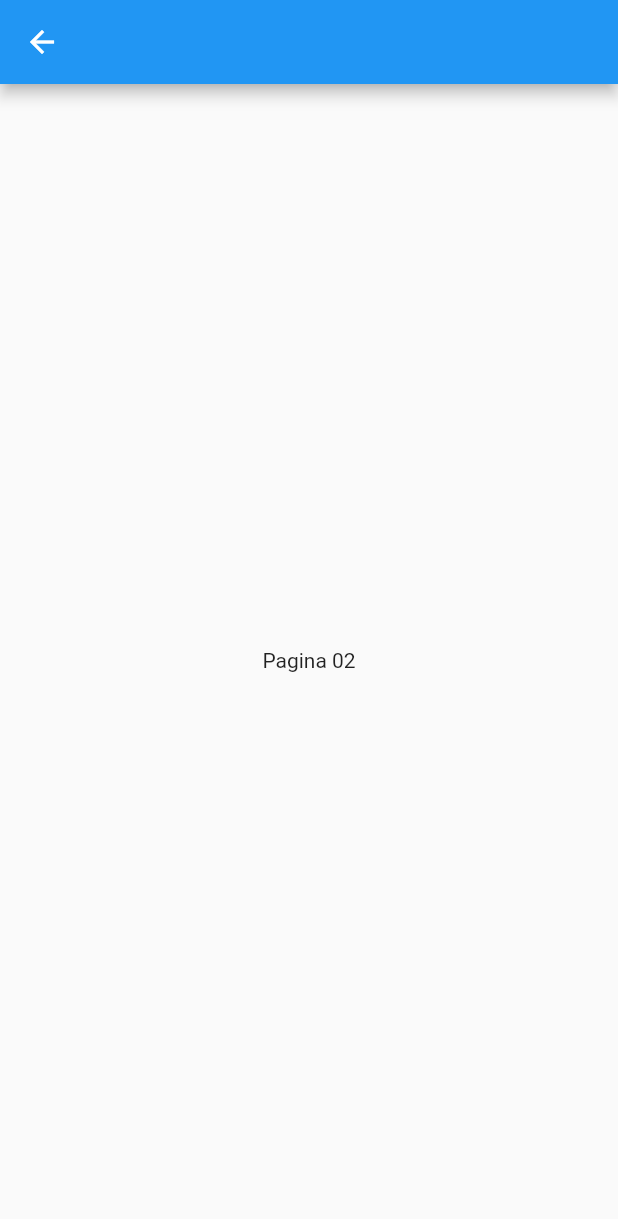
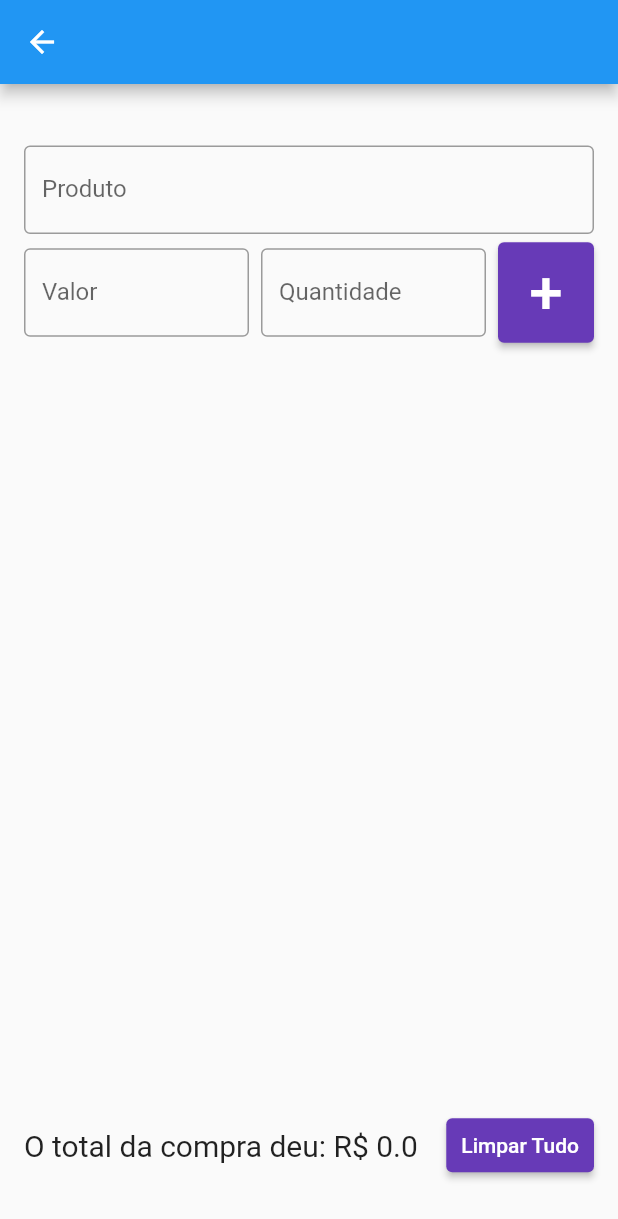
Before and after one commit to Luiz-Faitn/churrascaria, a Flutter app: the screen it shows after launch, after a tap on "Entrar", on a phone screen of 412 x 824 dp. Shown: the top 1219 px of the screen. Run offline on Flutter 3.47's test engine with Material 2 defaults, Android fonts, the phone set to English and light mode, and no system bars; our stand-ins replace flutter_slidable; missing offline and left inert: dart:js.

Commit message:
Criado primeira e segunda tela.

```diff
--- a/lib/main.dart
+++ b/lib/main.dart
@@ -1,5 +1,7 @@
 import 'dart:js';
 
+import 'package:churrascaria/pages/churrascaria_page01.dart';
+import 'package:churrascaria/pages/churrascaria_page02.dart';
 import 'package:flutter/cupertino.dart';
 import 'package:flutter/material.dart';
 
@@ -12,70 +14,9 @@ class MyApp extends StatelessWidget {
 
   @override
   Widget build(BuildContext context) {
-    return const MaterialApp(
+    return MaterialApp(
       debugShowCheckedModeBanner: false,
       home: Page1(),
     );
   }
 }
-
-class Page1 extends StatelessWidget {
-  const Page1({Key? key}) : super(key: key);
-
-  @override
-  Widget build(BuildContext context) {
-    return Scaffold(
-      appBar: AppBar(),
-      body: Container(
-        decoration: const BoxDecoration(
-          image: DecorationImage(
-            image: AssetImage('assets/imagens/background.jpg'),
-            fit: BoxFit.fitWidth
-          ),
-        ),
-        child: Center(
-          child: Column(
-            mainAxisAlignment: MainAxisAlignment.end,
-            children: [
-              ElevatedButton(
-                onPressed: () {
-                  Navigator.of(context).push(_createRoute());
-                },
-                style: ElevatedButton.styleFrom(
-                  fixedSize: const Size(200, 50)
-                ),
-                child: const Text('Entrar'),
-              ),
-              const SizedBox(
-                height: 80,
-              )
-            ],
-          ),
-        ),
-      ),
-    );
-  }
-}
-
-class Page2 extends StatelessWidget {
-  const Page2({Key? key}) : super(key: key);
-
-  @override
-  Widget build(BuildContext context) {
-    return Scaffold(
-      appBar: AppBar(),
-      body: const Center(
-        child: Text('Pagina 02'),
-      ),
-    );
-  }
-}
-
-Route _createRoute() {
-  return PageRouteBuilder(
-    pageBuilder: (context, animation, secondaryAnimation) => const Page2(),
-    transitionsBuilder: (context, animation, secondaryAnimation, child) {
-      return child;
-    },
-  );
-}
--- /dev/null
+++ b/lib/model/churrascaria.dart
@@ -0,0 +1,9 @@
+class ChurrascoProduto {
+  String id;
+  String nomeProduto;
+  String valorProduto;
+  String qtdeProduto;
+
+  ChurrascoProduto(
+      this.id, this.nomeProduto, this.valorProduto, this.qtdeProduto);
+}
--- /dev/null
+++ b/lib/pages/churrascaria_page01.dart
@@ -0,0 +1,49 @@
+import 'package:churrascaria/pages/churrascaria_page02.dart';
+import 'package:flutter/cupertino.dart';
+import 'package:flutter/material.dart';
+import 'package:flutter/src/foundation/key.dart';
+import 'package:flutter/src/widgets/framework.dart';
+
+class Page1 extends StatelessWidget {
+  const Page1({Key? key}) : super(key: key);
+
+  @override
+  Widget build(BuildContext context) {
+    return Scaffold(
+      appBar: AppBar(),
+      body: Container(
+        decoration: const BoxDecoration(
+          image: DecorationImage(
+              image: AssetImage('assets/imagens/background.jpg'),
+              fit: BoxFit.fitWidth),
+        ),
+        child: Center(
+          child: Column(
+            mainAxisAlignment: MainAxisAlignment.end,
+            children: [
+              ElevatedButton(
+                onPressed: () {
+                  Navigator.of(context).push(_createRoute());
+                },
+                style: ElevatedButton.styleFrom(fixedSize: const Size(200, 50)),
+                child: const Text('Entrar'),
+              ),
+              const SizedBox(
+                height: 80,
+              )
+            ],
+          ),
+        ),
+      ),
+    );
+  }
+}
+
+Route _createRoute() {
+  return PageRouteBuilder(
+    pageBuilder: (context, animation, secondaryAnimation) => Page2(),
+    transitionsBuilder: (context, animation, secondaryAnimation, child) {
+      return child;
+    },
+  );
+}
--- /dev/null
+++ b/lib/pages/churrascaria_page02.dart
@@ -0,0 +1,202 @@
+import 'package:churrascaria/model/churrascaria.dart';
+import 'package:churrascaria/widgets/churrascaria_list_item.dart';
+import 'package:flutter/cupertino.dart';
+import 'package:flutter/material.dart';
+import 'package:flutter/services.dart';
+
+class Page2 extends StatefulWidget {
+  Page2({Key? key}) : super(key: key);
+
+  @override
+  State<Page2> createState() => _Page2State();
+}
+
+class _Page2State extends State<Page2> {
+  List<String> valores = [];
+  List<String> qtdes = [];
+
+  List<ChurrascoProduto> churrascoProdutos = [];
+  double precoTotal = 0;
+
+  final TextEditingController produtoController = TextEditingController();
+  final TextEditingController valorController = TextEditingController();
+  final TextEditingController qtdeController = TextEditingController();
+
+  final _formKey = GlobalKey<FormState>();
+
+  void adicionar() {
+    if (_formKey.currentState!.validate()) {
+      String text = produtoController.text;
+      String text2 = valorController.text;
+      String text3 = qtdeController.text;
+      var newChurrascoProduto = ChurrascoProduto(
+          DateTime.now().toIso8601String(), text, text2, text3);
+      int qtde = int.tryParse(text3) != null ? int.parse(text3) : 0;
+      double valor = double.tryParse(text2) != null ? double.parse(text2) : 0;
+      var precoFinal = qtde * valor;
+      setState(() {
+        churrascoProdutos.add(newChurrascoProduto);
+        precoTotal += precoFinal;
+      });
+      produtoController.clear();
+      valorController.clear();
+      qtdeController.clear();
+    }
+  }
+
+  String? validateIsEmpty(String? formValue, String errorMsg) {
+    if (formValue == null || formValue.isEmpty) {
+      return errorMsg;
+    }
+    return null;
+  }
+
+  void onDelete(ChurrascoProduto produtoToDelete) {
+    setState(() {
+      churrascoProdutos
+          .removeWhere((element) => element.id == produtoToDelete.id);
+    });
+  }
+
+  void limparTudo() {
+    setState(() {
+      churrascoProdutos = [];
+      precoTotal = 0;
+    });
+  }
+
+  @override
+  Widget build(BuildContext context) {
+    return SafeArea(
+      child: Scaffold(
+        appBar: AppBar(),
+        body: Center(
+          child: Padding(
+            padding: const EdgeInsets.all(16.0),
+            child: Column(
+              mainAxisSize: MainAxisSize.min,
+              children: [
+                Form(
+                  key: _formKey,
+                  child: Column(
+                    children: [
+                      Row(
+                        children: [
+                          Expanded(
+                            child: TextFormField(
+                              controller: produtoController,
+                              validator: (value) {
+                                return validateIsEmpty(
+                                    value, "Adicione um produto!");
+                              },
+                              decoration: const InputDecoration(
+                                  border: OutlineInputBorder(),
+                                  labelText: "Produto",
+                                  hintText: "Ex.: Cerveja"),
+                            ),
+                          ),
+                          const SizedBox(height: 70),
+                        ],
+                      ),
+                      Row(
+                        children: [
+                          Expanded(
+                            child: TextFormField(
+                              controller: valorController,
+                              keyboardType:
+                                  const TextInputType.numberWithOptions(
+                                      decimal: true),
+                              inputFormatters: [
+                                FilteringTextInputFormatter.allow(
+                                    RegExp(r'^\d*.?\d{0,2}')),
+                              ],
+                              validator: (value) {
+                                return validateIsEmpty(
+                                    value, "Adicione um valor!");
+                              },
+                              decoration: const InputDecoration(
+                                  border: OutlineInputBorder(),
+                                  labelText: "Valor",
+                                  hintText: "Ex.: R\$1.99"),
+                            ),
+                          ),
+                          const SizedBox(width: 8),
+                          Expanded(
+                            child: TextFormField(
+                              controller: qtdeController,
+                              keyboardType:
+                                  const TextInputType.numberWithOptions(
+                                      decimal: true),
+                              inputFormatters: <TextInputFormatter>[
+                                FilteringTextInputFormatter.digitsOnly
+                              ],
+                              validator: (value) {
+                                return validateIsEmpty(
+                                    value, "Adicione uma quantidade!");
+                              },
+                              decoration: const InputDecoration(
+                                  border: OutlineInputBorder(),
+                                  labelText: "Quantidade",
+                                  hintText: "Ex.: 5"),
+                            ),
+                          ),
+                          const SizedBox(width: 8),
+                          ElevatedButton(
+                            onPressed: adicionar,
+                            style: ElevatedButton.styleFrom(
+                              primary: Colors.deepPurple,
+                              padding: const EdgeInsets.all(10),
+                            ),
+                            child: const Text(
+                              "+",
+                              style: TextStyle(
+                                fontSize: 40,
+                              ),
+                            ),
+                          ),
+                        ],
+                      ),
+                    ],
+                  ),
+                ),
+                const SizedBox(height: 10),
+                Container(
+                  height: 500,
+                  child: ListView(
+                    shrinkWrap: true,
+                    children: [
+                      for (final produto in churrascoProdutos)
+                        ChurrascariaListItem(
+                          produto: produto,
+                          onDelete: onDelete,
+                        ),
+                    ],
+                  ),
+                ),
+                Row(
+                  children: [
+                    Expanded(
+                      child: Text(
+                        "O total da compra deu: R\$ " + precoTotal.toString(),
+                        style: const TextStyle(fontSize: 20),
+                      ),
+                    ),
+                    const SizedBox(height: 50),
+                    ElevatedButton(
+                      onPressed: limparTudo,
+                      style: ElevatedButton.styleFrom(
+                        primary: Colors.deepPurple,
+                        padding: const EdgeInsets.all(10),
+                      ),
+                      child: const Text("Limpar Tudo"),
+                    ),
+                  ],
+                ),
+              ],
+            ),
+          ),
+        ),
+      ),
+    );
+  }
+}
--- a/pubspec.yaml
+++ b/pubspec.yaml
@@ -18,7 +18,7 @@ publish_to: 'none' # Remove this line if you wish to publish to pub.dev
 version: 1.0.0+1
 
 environment:
-  sdk: ">=2.16.2 <3.0.0"
+  sdk: '>=2.16.2 <3.0.0'
 
 # Dependencies specify other packages that your package needs in order to work.
 # To automatically upgrade your package dependencies to the latest versions
@@ -30,10 +30,10 @@ dependencies:
   flutter:
     sdk: flutter
 
-
   # The following adds the Cupertino Icons font to your application.
   # Use with the CupertinoIcons class for iOS style icons.
   cupertino_icons: ^1.0.2
+  flutter_slidable: ^0.6.0
 
 dev_dependencies:
   flutter_test:
@@ -51,7 +51,6 @@ dev_dependencies:
 
 # The following section is specific to Flutter.
 flutter:
-
   # The following line ensures that the Material Icons font is
   # included with your application, so that you can use the icons in
   # the material Icons class.
```
Also changed, not shown: lib/widgets/churrascaria_list_item.dart (added, +70 -0 lines), lib/pages/churrascaria_page.dart (deleted), pubspec.lock, 1 other file.
